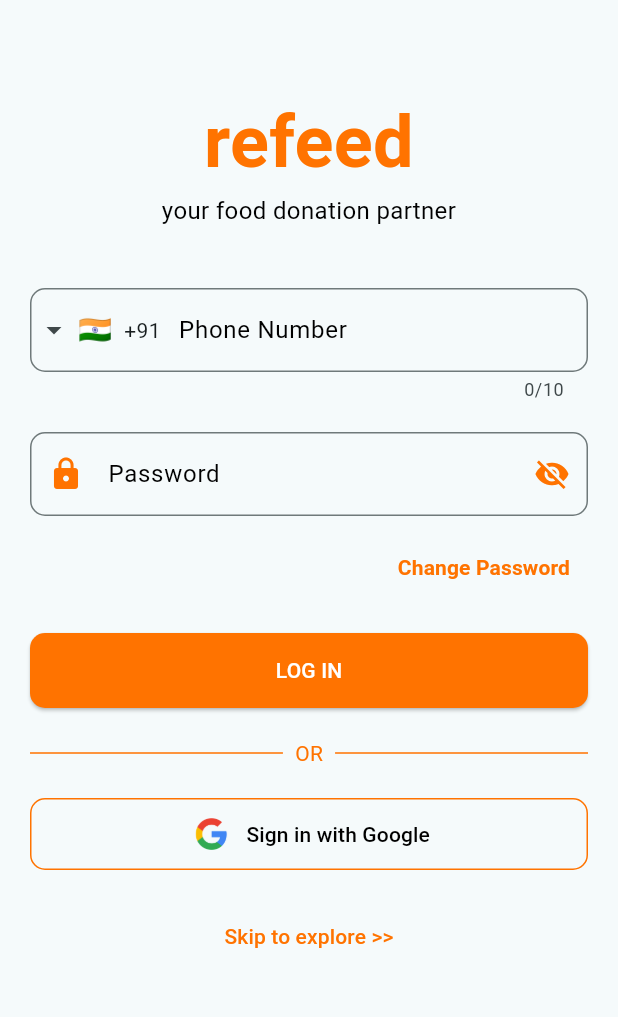
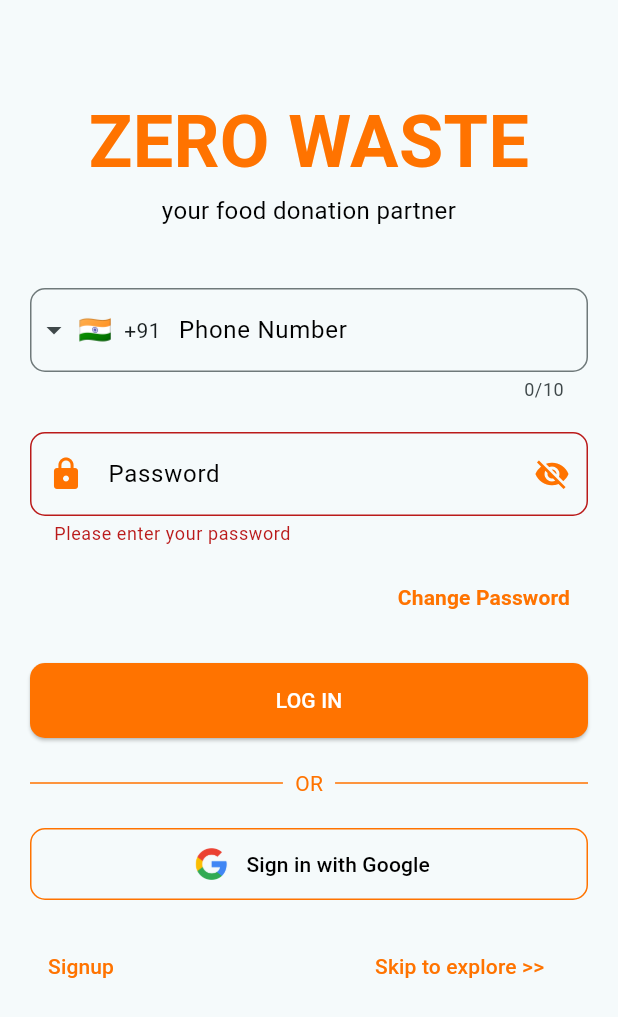
Before and after one commit to abhayxira/food_donation, a Flutter app: the LoginPage screen opened directly, after a tap on "LOG IN", on a phone screen of 412 x 824 dp. Shown: the top 1017 px of the screen. Run offline on Flutter 3.47's test engine with Material 3 defaults, Android fonts, the light colour scheme and no system bars; drawn by our look-alikes of intl_phone_field; our stand-ins replace fluttertoast, image_picker, percent_indicator.

Commit message:
all  upadate

```diff
--- a/lib/modules/login/SignupPage.dart
+++ b/lib/modules/login/SignupPage.dart
@@ -36,7 +36,7 @@ class _SignupPageState extends State<SignupPage> {
                 children: [
                   const SizedBox(height: 40),
                   const Text(
-                    'refeed',
+                    'ZERO WASTE',
                     style: TextStyle(
                       fontSize: 48,
                       fontWeight: FontWeight.bold,
@@ -81,6 +81,7 @@ class _SignupPageState extends State<SignupPage> {
                   IntlPhoneField(
                     decoration: InputDecoration(
                       labelText: 'Phone Number',
+                      labelStyle: const TextStyle(fontWeight: FontWeight.bold),
                       border: OutlineInputBorder(
                         borderRadius: BorderRadius.circular(10),
                         borderSide: const BorderSide(color: AppColor.ornage),
@@ -140,8 +141,8 @@ class _SignupPageState extends State<SignupPage> {
                     decoration: InputDecoration(
                       labelText: 'Confirm Password',
                       hintText: 'Confirm your password',
-                      prefixIcon:
-                          const Icon(Icons.lock_outline, color: AppColor.ornage),
+                      prefixIcon: const Icon(Icons.lock_outline,
+                          color: AppColor.ornage),
                       suffixIcon: IconButton(
                         icon: Icon(
                           _isConfirmPasswordVisible
@@ -183,11 +184,17 @@ class _SignupPageState extends State<SignupPage> {
                     onPressed: () {
                       if (_formKey.currentState!.validate()) {
                         _formKey.currentState!.save();
-                        // Handle sign up
+
                         print('Name: $_name');
                         print('Phone: $_phoneNumber');
                         print('Password: $_password');
                       }
+                       Navigator.push(
+                            context,
+                            MaterialPageRoute(
+                                builder: (context) =>
+                                    const HomePage()), // Replace with your home screen widget
+                          );
                     },
                     style: ElevatedButton.styleFrom(
                       backgroundColor: AppColor.ornage,
@@ -216,7 +223,7 @@ class _SignupPageState extends State<SignupPage> {
                   const SizedBox(height: 20),
                   OutlinedButton.icon(
                     onPressed: () {
-                      // Handle Google sign up
+
                     },
                     icon: Image.asset('images/googleLogo.png', height: 24),
                     label: const Text('Sign up with Google',
--- a/lib/modules/login/auth.dart
+++ b/lib/modules/login/auth.dart
@@ -26,7 +26,7 @@ class _AuthPageState extends State<AuthPage> {
                 height: 140,
               ),
               const Text(
-                'Refeed',
+                'ZERO WASTE',
                 style: TextStyle(
                   fontSize: 48,
                   fontWeight: FontWeight.bold,
--- a/lib/modules/login/login.dart
+++ b/lib/modules/login/login.dart
@@ -1,5 +1,6 @@
 import 'package:flutter/material.dart';
 import 'package:food_donation/home/home.dart';
+import 'package:food_donation/modules/login/SignupPage.dart';
 import 'package:food_donation/utils/appThems.dart';
 import 'package:intl_phone_field/intl_phone_field.dart';
 
@@ -12,6 +13,49 @@ class LoginPage extends StatefulWidget {
 
 class _LoginPageState extends State<LoginPage> {
   bool _isPasswordVisible = false;
+  bool _isLoading = false;
+  String _phoneNumber = '';
+  String _password = '';
+  final _formKey = GlobalKey<FormState>();
+
+  Future<void> _handleLogin() async {
+    if (_formKey.currentState!.validate()) {
+      setState(() {
+        _isLoading = true;
+      });
+
+      // Simulate network delay
+      await Future.delayed(const Duration(seconds: 2));
+
+      if (_phoneNumber == '8155916177' && _password == '@Abhay2003') {
+        Navigator.pushReplacement(
+          context,
+          MaterialPageRoute(builder: (context) => const HomePage()),
+        );
+      } else {
+        setState(() {
+          _isLoading = false;
+        });
+
+        // Show error dialog
+        showDialog(
+          context: context,
+          builder: (BuildContext context) {
+            return AlertDialog(
+              title: const Text('Login Failed'),
+              content: const Text('Incorrect phone number or password.'),
+              actions: [
+                TextButton(
+                  onPressed: () => Navigator.pop(context),
+                  child: const Text('OK', style: TextStyle(color: AppColor.ornage)),
+                ),
+              ],
+            );
+          },
+        );
+      }
+    }
+  }
 
   @override
   Widget build(BuildContext context) {
@@ -20,12 +64,14 @@ class _LoginPageState extends State<LoginPage> {
         child: SingleChildScrollView(
           child: Padding(
             padding: const EdgeInsets.all(20.0),
+            child: Form(
+              key: _formKey,
               child: Column(
                 crossAxisAlignment: CrossAxisAlignment.stretch,
                 children: [
                   const SizedBox(height: 40),
                   const Text(
-                  'refeed',
+                    'ZERO WASTE',
                     style: TextStyle(
                       fontSize: 48,
                       fontWeight: FontWeight.bold,
@@ -58,7 +104,13 @@ class _LoginPageState extends State<LoginPage> {
                     ),
                     initialCountryCode: 'IN',
                     onChanged: (phone) {
-                    print(phone.completeNumber);
+                      _phoneNumber = phone.number;
+                    },
+                    validator: (phone) {
+                      if (phone == null || phone.number.isEmpty) {
+                        return 'Please enter a phone number';
+                      }
+                      return null;
                     },
                   ),
                   const SizedBox(height: 20),
@@ -77,9 +129,7 @@ class _LoginPageState extends State<LoginPage> {
                       prefixIcon: const Icon(Icons.lock, color: AppColor.ornage),
                       suffixIcon: IconButton(
                         icon: Icon(
-                        _isPasswordVisible
-                            ? Icons.visibility
-                            : Icons.visibility_off,
+                          _isPasswordVisible ? Icons.visibility : Icons.visibility_off,
                           color: AppColor.ornage,
                         ),
                         onPressed: () {
@@ -90,6 +140,15 @@ class _LoginPageState extends State<LoginPage> {
                       ),
                     ),
                     obscureText: !_isPasswordVisible,
+                    onChanged: (value) {
+                      _password = value;
+                    },
+                    validator: (value) {
+                      if (value == null || value.isEmpty) {
+                        return 'Please enter your password';
+                      }
+                      return null;
+                    },
                   ),
                   const SizedBox(height: 10),
                   Align(
@@ -108,8 +167,14 @@ class _LoginPageState extends State<LoginPage> {
                     ),
                   ),
                   const SizedBox(height: 20),
-                ElevatedButton(
-                  onPressed: () {},
+                  _isLoading
+                      ? const Center(
+                          child: CircularProgressIndicator(
+                            color: AppColor.ornage,
+                          ),
+                        )
+                      : ElevatedButton(
+                          onPressed: _handleLogin,
                           style: ElevatedButton.styleFrom(
                             backgroundColor: AppColor.ornage,
                             padding: const EdgeInsets.symmetric(vertical: 15),
@@ -128,8 +193,7 @@ class _LoginPageState extends State<LoginPage> {
                       Expanded(child: Divider(color: AppColor.ornage)),
                       Padding(
                         padding: EdgeInsets.symmetric(horizontal: 8.0),
-                      child:
-                          Text('OR', style: TextStyle(color: AppColor.ornage)),
+                        child: Text('OR', style: TextStyle(color: AppColor.ornage)),
                       ),
                       Expanded(child: Divider(color: AppColor.ornage)),
                     ],
@@ -151,13 +215,31 @@ class _LoginPageState extends State<LoginPage> {
                     ),
                   ),
                   const SizedBox(height: 20),
+                  Row(
+                    mainAxisAlignment: MainAxisAlignment.start,
+                    children: [
                       TextButton(
                         onPressed: () {
                           Navigator.push(
                             context,
                             MaterialPageRoute(
-                          builder: (context) =>
-                              const HomePage()), // Replace with your home screen widget
+                              builder: (context) => const SignupPage(),
+                            ),
+                          );
+                        },
+                        child: const Text(
+                          'Signup',
+                          style: TextStyle(color: AppColor.ornage),
+                        ),
+                      ),
+                      const SizedBox(width: 150),
+                      TextButton(
+                        onPressed: () {
+                          Navigator.push(
+                            context,
+                            MaterialPageRoute(
+                              builder: (context) => const HomePage(),
+                            ),
                           );
                         },
                         style: TextButton.styleFrom(
@@ -167,6 +249,9 @@ class _LoginPageState extends State<LoginPage> {
                       ),
                     ],
                   ),
+                ],
+              ),
+            ),
           ),
         ),
       ),
--- a/lib/modules/login/splashscreen.dart
+++ b/lib/modules/login/splashscreen.dart
@@ -66,20 +66,21 @@ class _SplashPageState extends State<SplashPage>
           child: Column(
             mainAxisAlignment: MainAxisAlignment.center,
             children: [
-              // Animated logo
+              // Animated  logo
               Image.asset(
                 'images/logo/onlylogo.png', // Your logo image path
-                height: 150, // Set height for your logo
-                width: 150, // Set width for your logo
+                height: 300, // Set height for your logo
+                width: 300,
+                fit: BoxFit.fill, // Set width for your logo
               ),
-              const SizedBox(height: 20),
+              //  const SizedBox(height: 20),
               // App name
               const Text(
-                'Refeed',
+                'ZERO WASTE',
                 style: TextStyle(
                   fontSize: 24,
                   fontWeight: FontWeight.bold,
-                  color: Colors.orange, // You can customize this
+                  color: AppColor.ornage, // You can customize this
                 ),
               ),
             ],
--- a/lib/utils/appThems.dart
+++ b/lib/utils/appThems.dart
@@ -11,4 +11,5 @@ class AppColor {
   ];
   static const Color grey = Colors.grey;
   static const Color LightOrnage = Color.fromARGB(255, 255, 197, 121);
+  static const Color blue = Colors.blue;
 }
--- a/pubspec.yaml
+++ b/pubspec.yaml
@@ -40,6 +40,9 @@ dependencies:
   intl_phone_field: ^3.2.0
   percent_indicator: ^4.2.3
   flutter_staggered_animations: ^1.1.1
+  flutter_riverpod: ^2.6.1
+  http: ^1.2.2
+  fluttertoast: ^8.2.8
 
 
 dev_dependencies:
```
Also changed, not shown: lib/Network_Manager/http_client.dart (added, +15 -0 lines), lib/Network_Manager/http_helper.dart (added, +231 -0 lines), lib/home/home.dart (+4 -4 lines), lib/main.dart (+7 -0 lines), lib/model/objectModal.dart (added, +93 -0 lines), lib/modules/Ngo/NgoDetiledpage/ngoDetiled.dart (+26 -9 lines), lib/modules/donation/donation.dart (+28 -4 lines), lib/utils/printvalu.dart (added, +18 -0 lines), lib/utils/tostmassage.dart (added, +13 -0 lines), pubspec.lock. Lines whose indentation alone changed are shown as unchanged.
